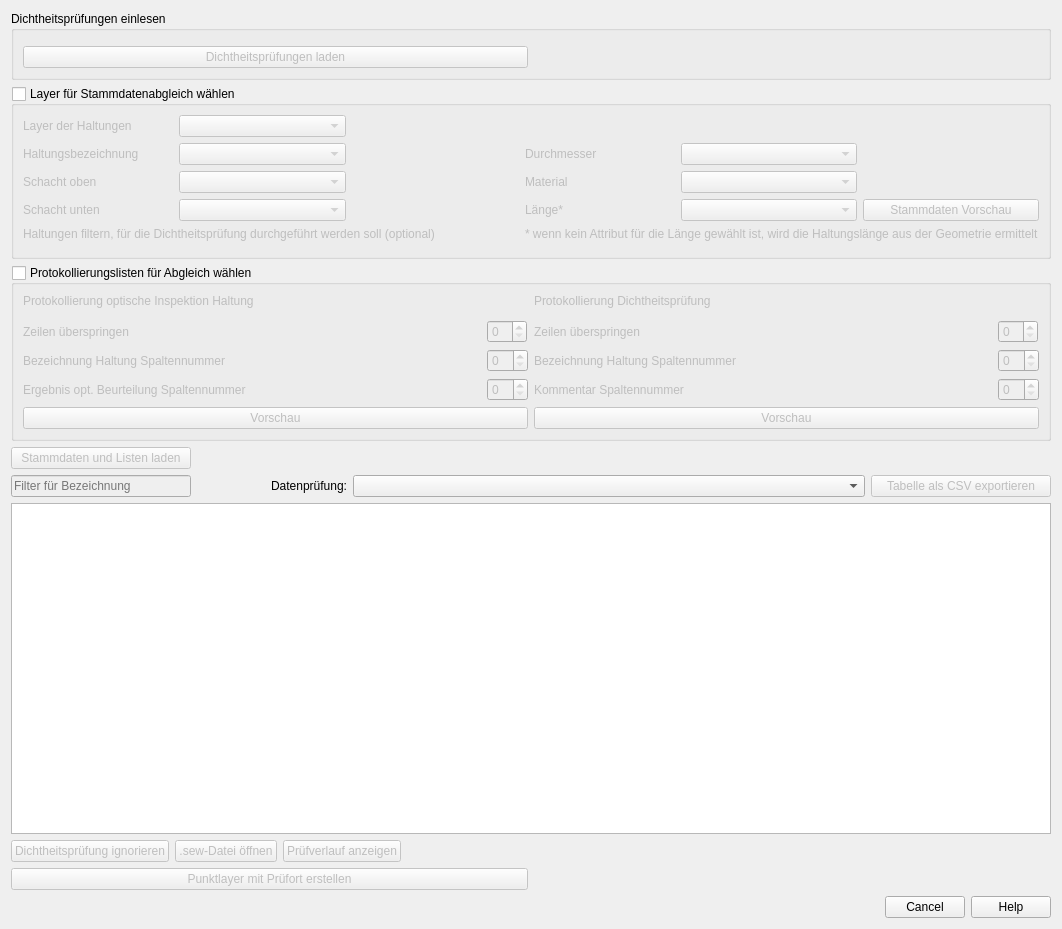
Before: the Qt Designer form dp_checker_dialog_base.ui in a-matz/dp_checker, drawn with Qt 5.
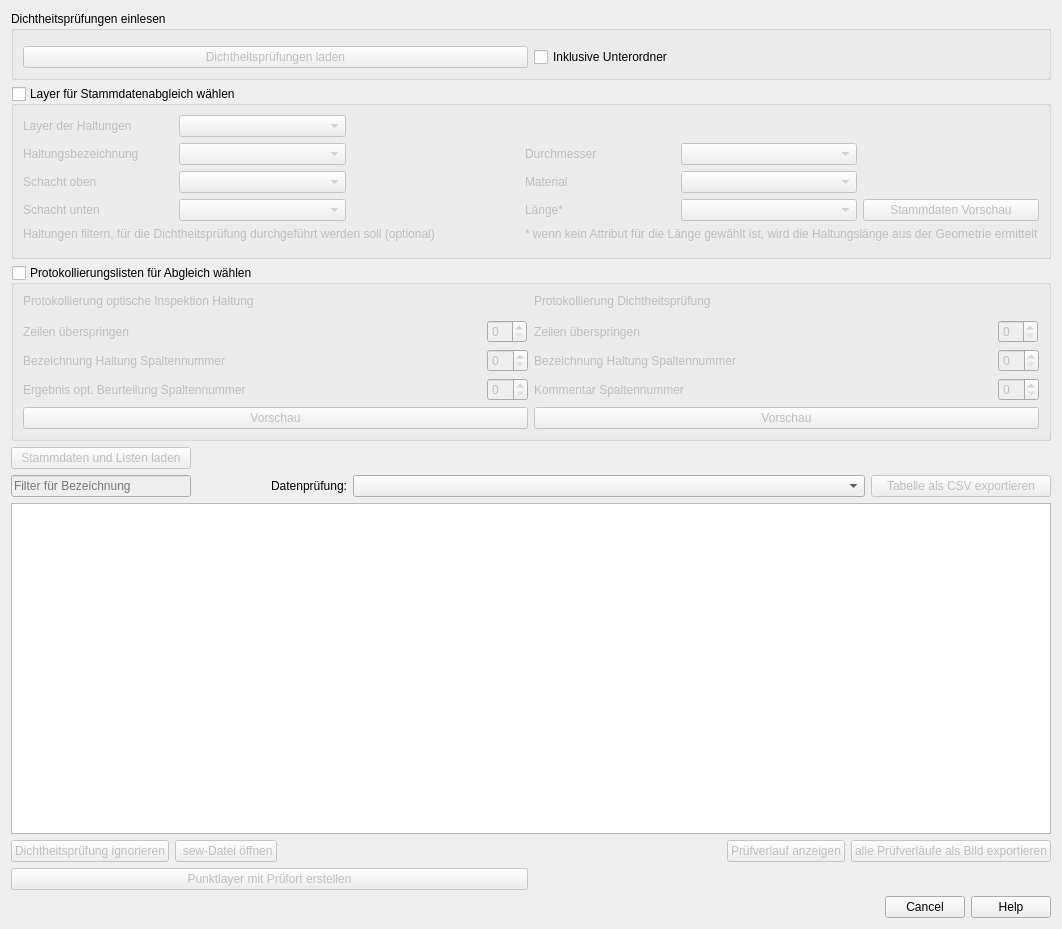
After: the same form once the commit is applied. Custom widgets are drawn as their Qt base class.

Commit message: add multiplot export, update metadata

The edit to the form file:
```diff
--- a/dp_checker_dialog_base.ui
+++ b/dp_checker_dialog_base.ui
@@ -46,6 +46,13 @@
         </property>
        </widget>
       </item>
+      <item row="1" column="1">
+       <widget class="QCheckBox" name="checkbox_incl_subdir">
+        <property name="text">
+         <string>Inklusive Unterordner</string>
+        </property>
+       </widget>
+      </item>
      </layout>
     </widget>
    </item>
@@ -460,7 +467,17 @@
        </property>
       </widget>
      </item>
-     <item row="0" column="2">
+     <item row="0" column="5">
+      <widget class="QPushButton" name="button_save_all_figs">
+       <property name="enabled">
+        <bool>false</bool>
+       </property>
+       <property name="text">
+        <string>alle Prüfverläufe als Bild exportieren</string>
+       </property>
+      </widget>
+     </item>
+     <item row="0" column="3">
       <widget class="QPushButton" name="button_show_graph">
        <property name="enabled">
         <bool>false</bool>
@@ -470,7 +487,7 @@
        </property>
       </widget>
      </item>
-     <item row="0" column="3">
+     <item row="0" column="2">
       <spacer name="horizontalSpacer">
        <property name="orientation">
         <enum>Qt::Horizontal</enum>
```
Left out of the diff: 20 changed lines with no effect on the pictures. The commit also changes 2 other files.
